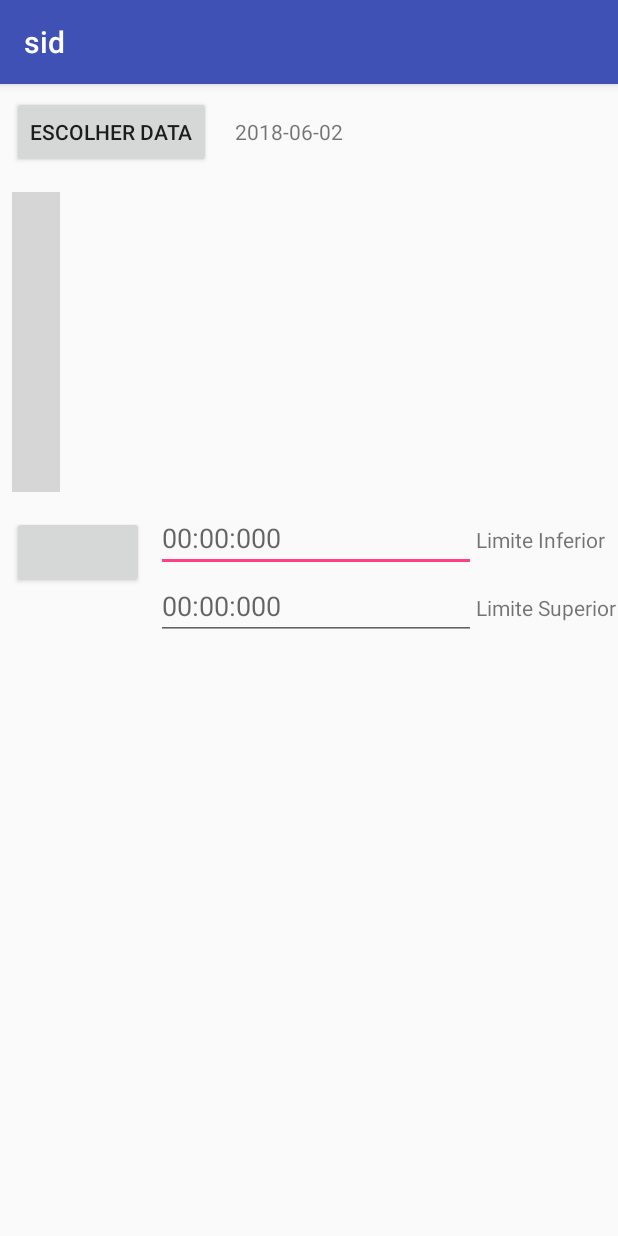
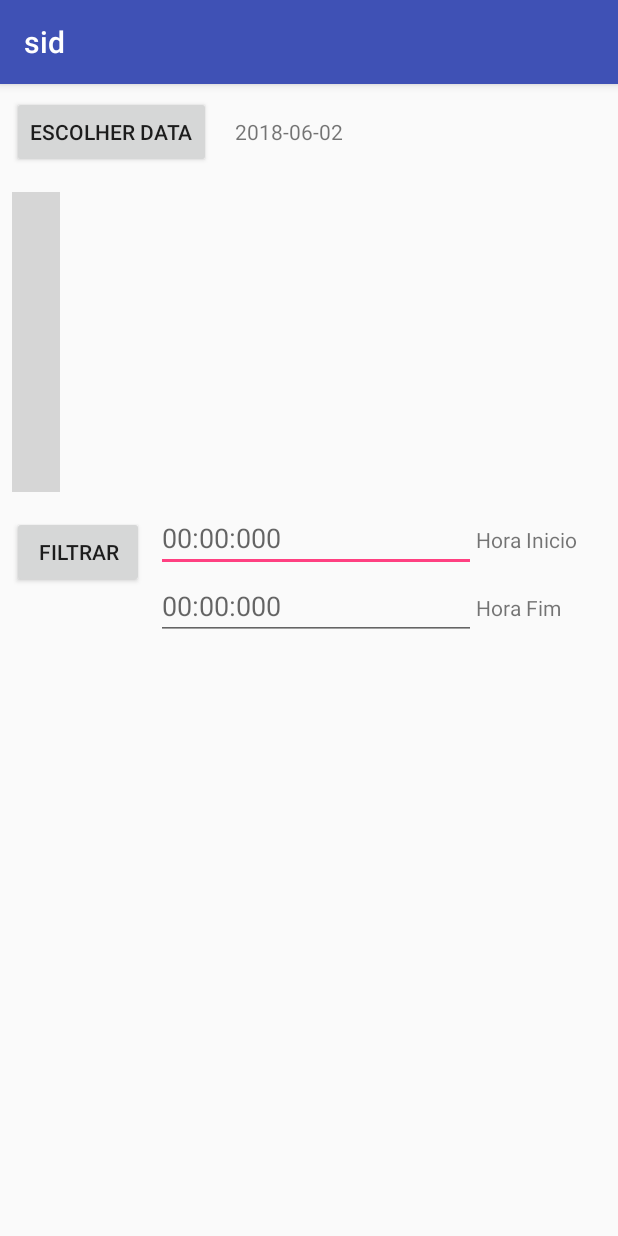
Before and after one commit to bjngs-iscteiul/android, an Android app: the GraphicActivity screen opened directly, with no data from a screen before it, on a phone screen of 412 x 824 dp. Run offline under Robolectric (Android 15) with nearby library versions, the phone set to English and light mode, and no system bars; libraries missing offline, so code that uses them is left out: com.jjoe64.graphview; plain views replace GraphView; 19 statements that could not run were skipped; grey boxes are pictures that could not be loaded.

Commit message:
Correção no grafico

```diff
--- a/app/src/main/res/values/strings.xml
+++ b/app/src/main/res/values/strings.xml
@@ -4,7 +4,7 @@
     <string name="filtrar">Filtrar</string>
     <string name="escolher_data">Escolher data</string>
     <string name="alterar_para_a_data">Alterar para a data</string>
-    <string name="limite_inferior">Limite Inferior</string>
-    <string name="limite_superior">Limite Superior</string>
-    <string name="Filtrar" />
+    <string name="limite_inferior">Hora Inicio</string>
+    <string name="limite_superior">Hora Fim</string>
+    <string name="Filtrar">Filtrar</string>
 </resources>
```
Also changed, not shown: app/src/main/java/inducesmile/com/sid/App/GraphicActivity.java (+6 -4 lines).
